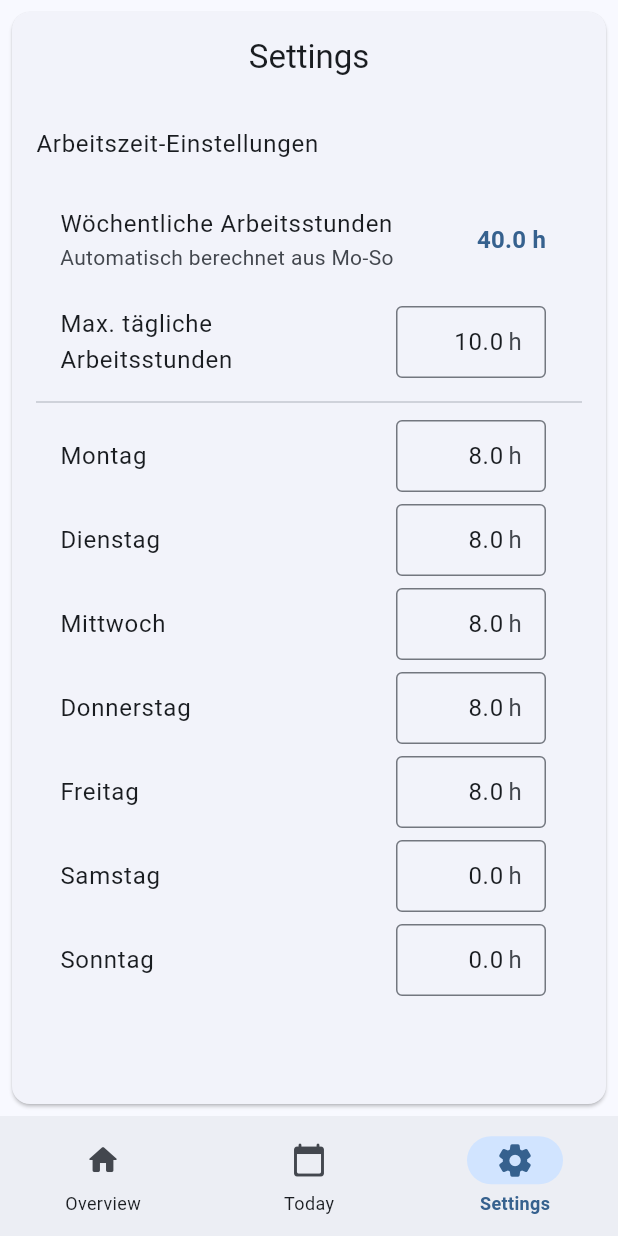
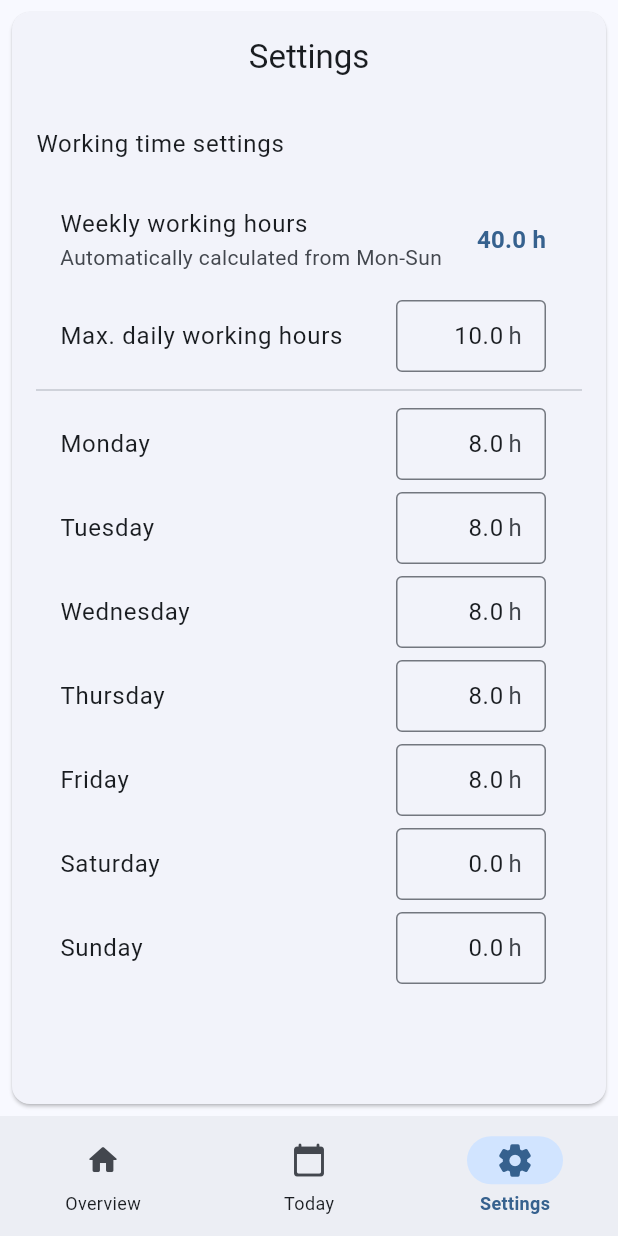
Before and after one commit to MaeschDEV/zentime, a Flutter app: the screen it shows after launch, item 3 of the bottom bar chosen, on a phone screen of 412 x 824 dp. Run offline on Flutter 3.47's test engine with Material 3 defaults, Android fonts, the phone set to English and light mode, and no system bars; our stand-ins replace hive_ce, hive_ce_flutter; accounts and stored records are empty.

Commit message:
Translate German labels to English in settings_tab.dart

```diff
--- a/lib/tabs/settings_tab.dart
+++ b/lib/tabs/settings_tab.dart
@@ -120,7 +120,7 @@ class _SettingsTab extends State<SettingsTab> {
                         crossAxisAlignment: CrossAxisAlignment.start,
                         children: [
                           Text(
-                            "Arbeitszeit-Einstellungen",
+                            "Working time settings",
                             style: Theme.of(context).textTheme.bodyLarge,
                           ),
                           const SizedBox(height: 16),
@@ -138,11 +138,9 @@ class _SettingsTab extends State<SettingsTab> {
                                 children: [
                                   // Wöchentliche Stunden nur noch als Anzeige
                                   ListTile(
-                                    title: const Text(
-                                      "Wöchentliche Arbeitsstunden",
-                                    ),
+                                    title: const Text("Weekly working hours"),
                                     subtitle: const Text(
-                                      "Automatisch berechnet aus Mo-So",
+                                      "Automatically calculated from Mon-Sun",
                                     ),
                                     trailing: Text(
                                       "${settings.weeklyWorkHours.toStringAsFixed(1)} h",
@@ -154,7 +152,7 @@ class _SettingsTab extends State<SettingsTab> {
                                     ),
                                   ),
                                   _buildNumberField(
-                                    label: "Max. tägliche Arbeitsstunden",
+                                    label: "Max. daily working hours",
                                     value: settings.maxDailyWorkHours,
                                     onChanged: (val) => _updateSettings(
                                       box,
@@ -164,7 +162,7 @@ class _SettingsTab extends State<SettingsTab> {
                                   ),
                                   const Divider(),
                                   _buildNumberField(
-                                    label: "Montag",
+                                    label: "Monday",
                                     value: settings.mondayWorkHours,
                                     onChanged: (val) => _updateSettings(
                                       box,
@@ -173,7 +171,7 @@ class _SettingsTab extends State<SettingsTab> {
                                     ),
                                   ),
                                   _buildNumberField(
-                                    label: "Dienstag",
+                                    label: "Tuesday",
                                     value: settings.tuesdayWorkHours,
                                     onChanged: (val) => _updateSettings(
                                       box,
@@ -182,7 +180,7 @@ class _SettingsTab extends State<SettingsTab> {
                                     ),
                                   ),
                                   _buildNumberField(
-                                    label: "Mittwoch",
+                                    label: "Wednesday",
                                     value: settings.wednesdayWorkHours,
                                     onChanged: (val) => _updateSettings(
                                       box,
@@ -191,7 +189,7 @@ class _SettingsTab extends State<SettingsTab> {
                                     ),
                                   ),
                                   _buildNumberField(
-                                    label: "Donnerstag",
+                                    label: "Thursday",
                                     value: settings.thursdayWorkHours,
                                     onChanged: (val) => _updateSettings(
                                       box,
@@ -200,7 +198,7 @@ class _SettingsTab extends State<SettingsTab> {
                                     ),
                                   ),
                                   _buildNumberField(
-                                    label: "Freitag",
+                                    label: "Friday",
                                     value: settings.fridayWorkHours,
                                     onChanged: (val) => _updateSettings(
                                       box,
@@ -209,7 +207,7 @@ class _SettingsTab extends State<SettingsTab> {
                                     ),
                                   ),
                                   _buildNumberField(
-                                    label: "Samstag",
+                                    label: "Saturday",
                                     value: settings.saturdayWorkHours,
                                     onChanged: (val) => _updateSettings(
                                       box,
@@ -218,7 +216,7 @@ class _SettingsTab extends State<SettingsTab> {
                                     ),
                                   ),
                                   _buildNumberField(
-                                    label: "Sonntag",
+                                    label: "Sunday",
                                     value: settings.sundayWorkHours,
                                     onChanged: (val) => _updateSettings(
                                       box,
```
